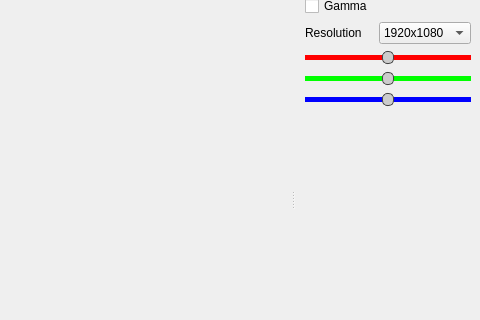
Qt form mainwindow.ui (artthirt/webcamnet) before a commit; both pictures show x 320 to 800 and y 90 to 410 of the 800 by 600 pixel window.
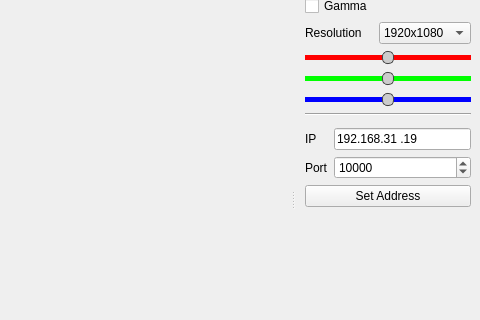
The same form after that commit. Custom widgets are drawn as their Qt base class.

The edit to the form file:
```diff
--- a/mainwindow.ui
+++ b/mainwindow.ui
@@ -206,6 +206,61 @@
        </property>
       </widget>
      </item>
+     <item>
+      <widget class="Line" name="line">
+       <property name="orientation">
+        <enum>Qt::Horizontal</enum>
+       </property>
+      </widget>
+     </item>
+     <item>
+      <layout class="QFormLayout" name="formLayout">
+       <property name="topMargin">
+        <number>6</number>
+       </property>
+       <item row="0" column="0">
+        <widget class="QLabel" name="label_4">
+         <property name="text">
+          <string>IP</string>
+         </property>
+        </widget>
+       </item>
+       <item row="1" column="0">
+        <widget class="QLabel" name="label_5">
+         <property name="text">
+          <string>Port</string>
+         </property>
+        </widget>
+       </item>
+       <item row="0" column="1">
+        <widget class="QLineEdit" name="leIp">
+         <property name="inputMask">
+          <string>999.999.999.999</string>
+         </property>
+         <property name="text">
+          <string>192.168.31.19</string>
+         </property>
+        </widget>
+       </item>
+       <item row="1" column="1">
+        <widget class="QSpinBox" name="sbPort">
+         <property name="maximum">
+          <number>65535</number>
+         </property>
+         <property name="value">
+          <number>10000</number>
+         </property>
+        </widget>
+       </item>
+      </layout>
+     </item>
+     <item>
+      <widget class="QPushButton" name="pbSetAddress">
+       <property name="text">
+        <string>Set Address</string>
+       </property>
+      </widget>
+     </item>
      <item>
       <spacer name="verticalSpacer">
        <property name="orientation">
```
